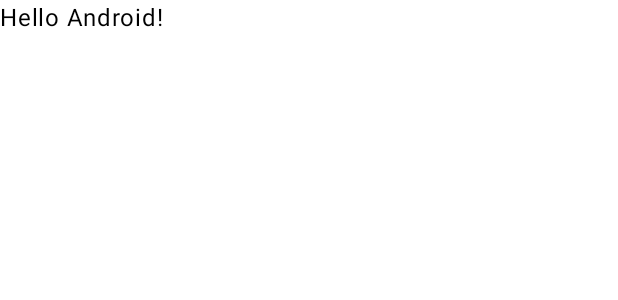
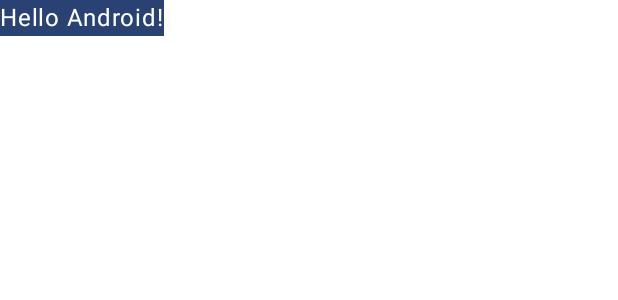
Before and after one commit to KaushalVasava/JetPackCompose_Basic, an Android app built with Jetpack Compose: the @Preview function DefaultPreview, on a phone screen of 412 x 824 dp. Shown: the top 300 px of the screen. Run offline under Robolectric (Android 15) with nearby library versions, the phone set to English and light mode, and no system bars.

Commit message:
Add Surface to Greeting composable to enhance UI

```diff
--- a/app/src/main/java/com/lahsuak/apps/jetpackcomposebasic/MainActivity.kt
+++ b/app/src/main/java/com/lahsuak/apps/jetpackcomposebasic/MainActivity.kt
@@ -28,6 +28,7 @@
         }
     }
 }
+
 /***
 Composable functions :
 A composable function is a regular function annotated with @Composable.
@@ -35,10 +36,12 @@
 You can see how the Greeting function is marked as @Composable.
 This function will produce a piece of UI hierarchy displaying the given input,
 String. Text is a composable function provided by the library.
-***/
+ ***/
 @Composable
 fun Greeting(name: String) {
-    Text(text = "Hello $name!")
+    Surface(color = MaterialTheme.colorScheme.primary) {
+        Text(text = "Hello $name!")
+    }
 }
 
 @Preview(showBackground = true)
```
